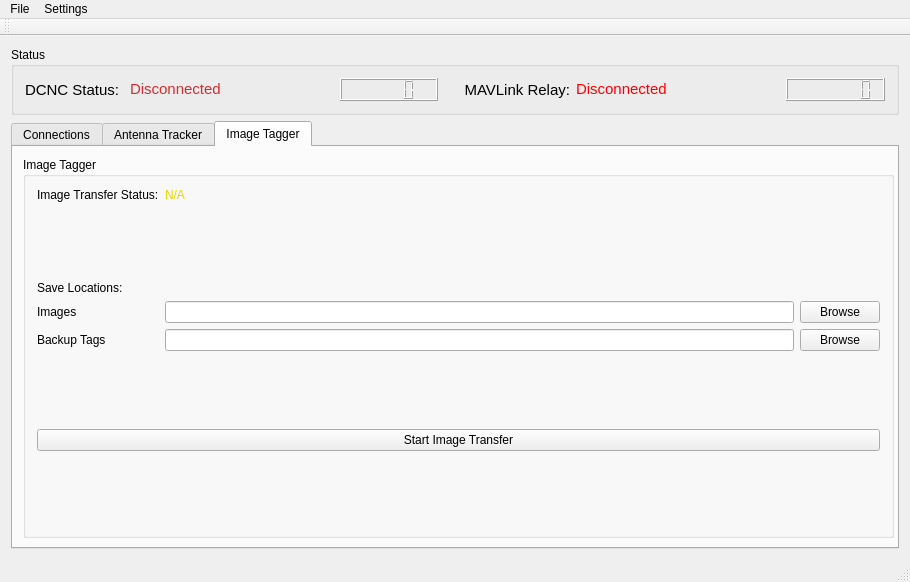
Old version of the form gcomcontroller.ui in the repository ubcuas/GCOM.
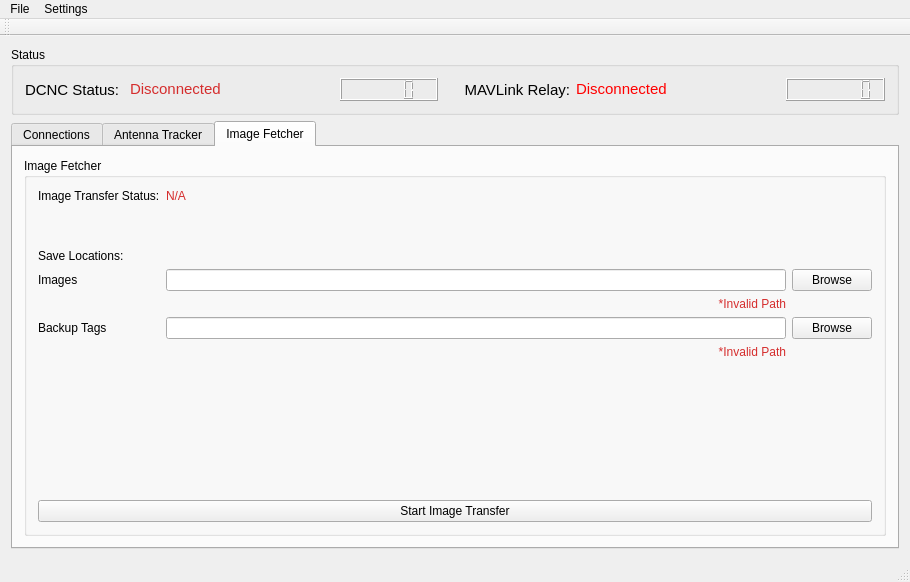
New version of the form.

Commit message:
Renamed tagger to fetcher and improved path validation
Renamed all image tagger to image fetcher
Added path validation after browsing for a folder
Changed fetcher to allow for image fetcher class and mavlink image
fetcher class

Patch:
```diff
--- a/gcomcontroller.ui
+++ b/gcomcontroller.ui
@@ -540,17 +540,11 @@
       </widget>
       <widget class="QWidget" name="imageTaggerTab">
        <attribute name="title">
-        <string>Image Tagger</string>
+        <string>Image Fetcher</string>
        </attribute>
-       <widget class="QGroupBox" name="taggerGroup">
-        <property name="geometry">
-         <rect>
-          <x>10</x>
-          <y>10</y>
-          <width>871</width>
-          <height>381</height>
-         </rect>
-        </property>
+       <layout class="QGridLayout" name="gridLayout_8">
+        <item row="0" column="0">
+         <widget class="QGroupBox" name="fetcherGroup">
         <property name="sizePolicy">
          <sizepolicy hsizetype="Preferred" vsizetype="Preferred">
           <horstretch>0</horstretch>
@@ -558,37 +552,58 @@
          </sizepolicy>
         </property>
         <property name="title">
-         <string>Image Tagger</string>
-        </property>
-        <layout class="QGridLayout" name="gridLayout_2" rowstretch="0,0,0,0,0,0,0,0">
-         <item row="0" column="1">
-          <widget class="QLabel" name="taggerStatusField">
+           <string>Image Fetcher</string>
+          </property>
+          <layout class="QGridLayout" name="gridLayout_2" rowstretch="0,0,0,0,0,0,0,0,0">
+           <item row="4" column="1">
+            <widget class="QLabel" name="fetcherPathImagesInvalidLabel">
+             <property name="enabled">
+              <bool>true</bool>
+             </property>
+             <property name="sizePolicy">
+              <sizepolicy hsizetype="Preferred" vsizetype="Fixed">
+               <horstretch>0</horstretch>
+               <verstretch>0</verstretch>
+              </sizepolicy>
+             </property>
            <property name="text">
-            <string>&lt;html&gt;&lt;head/&gt;&lt;body&gt;&lt;p&gt;&lt;span style=&quot; color:#eed202;&quot;&gt;N/A&lt;/span&gt;&lt;/p&gt;&lt;/body&gt;&lt;/html&gt;</string>
+              <string>&lt;html&gt;&lt;head/&gt;&lt;body&gt;&lt;p&gt;&lt;span style=&quot; color:#d52d2d;&quot;&gt;*Invalid Path&lt;/span&gt;&lt;/p&gt;&lt;/body&gt;&lt;/html&gt;</string>
+             </property>
+             <property name="alignment">
+              <set>Qt::AlignRight|Qt::AlignTrailing|Qt::AlignVCenter</set>
+             </property>
+            </widget>
+           </item>
+           <item row="5" column="2">
+            <widget class="QPushButton" name="fetcherPathTagsButton">
+             <property name="sizePolicy">
+              <sizepolicy hsizetype="Minimum" vsizetype="Fixed">
+               <horstretch>0</horstretch>
+               <verstretch>0</verstretch>
+              </sizepolicy>
+             </property>
+             <property name="text">
+              <string>Browse</string>
            </property>
           </widget>
          </item>
          <item row="3" column="1">
-          <widget class="QLineEdit" name="taggerLocationImagesField">
+            <widget class="QLineEdit" name="fetcherPathImagesField">
+             <property name="enabled">
+              <bool>true</bool>
+             </property>
            <property name="sizePolicy">
-            <sizepolicy hsizetype="Expanding" vsizetype="Preferred">
+              <sizepolicy hsizetype="Preferred" vsizetype="Preferred">
              <horstretch>0</horstretch>
              <verstretch>0</verstretch>
             </sizepolicy>
            </property>
           </widget>
          </item>
-         <item row="4" column="2">
-          <widget class="QPushButton" name="taggerLocationTagsButton">
+           <item row="0" column="1">
+            <widget class="QLabel" name="fetcherStatusField">
            <property name="text">
-            <string>Browse</string>
-           </property>
-          </widget>
-         </item>
-         <item row="4" column="0">
-          <widget class="QLabel" name="taggerLocationTagsLabel">
-           <property name="text">
-            <string>Backup Tags</string>
+              <string>&lt;html&gt;&lt;head/&gt;&lt;body&gt;&lt;p&gt;&lt;span style=&quot; color:#d52d2d;&quot;&gt;N/A&lt;/span&gt;&lt;/p&gt;&lt;/body&gt;&lt;/html&gt;</string>
            </property>
           </widget>
          </item>
@@ -608,25 +623,24 @@
            </property>
           </widget>
          </item>
-         <item row="3" column="2">
-          <widget class="QPushButton" name="taggerLocationImagesButton">
-           <property name="text">
-            <string>Browse</string>
-           </property>
-          </widget>
-         </item>
          <item row="2" column="0">
           <widget class="QLabel" name="taggerLocationLabel">
            <property name="enabled">
             <bool>true</bool>
            </property>
+             <property name="sizePolicy">
+              <sizepolicy hsizetype="Preferred" vsizetype="Preferred">
+               <horstretch>0</horstretch>
+               <verstretch>0</verstretch>
+              </sizepolicy>
+             </property>
            <property name="text">
             <string>Save Locations:</string>
            </property>
           </widget>
          </item>
-         <item row="6" column="0" colspan="3">
-          <widget class="QPushButton" name="taggerImageTransferButton">
+           <item row="8" column="0" colspan="3">
+            <widget class="QPushButton" name="fetcherImageTransferButton">
            <property name="sizePolicy">
             <sizepolicy hsizetype="Preferred" vsizetype="Preferred">
              <horstretch>0</horstretch>
@@ -638,6 +652,19 @@
            </property>
           </widget>
          </item>
+           <item row="3" column="2">
+            <widget class="QPushButton" name="fetcherPathImagesButton">
+             <property name="sizePolicy">
+              <sizepolicy hsizetype="Preferred" vsizetype="Fixed">
+               <horstretch>0</horstretch>
+               <verstretch>0</verstretch>
+              </sizepolicy>
+             </property>
+             <property name="text">
+              <string>Browse</string>
+             </property>
+            </widget>
+           </item>
          <item row="3" column="0">
           <widget class="QLabel" name="taggerLocationImagesLabel">
            <property name="text">
@@ -645,8 +672,24 @@
            </property>
           </widget>
          </item>
-         <item row="4" column="1">
-          <widget class="QLineEdit" name="taggerLocationTagsField">
+           <item row="7" column="0">
+            <spacer name="verticalSpacer_4">
+             <property name="orientation">
+              <enum>Qt::Vertical</enum>
+             </property>
+             <property name="sizeType">
+              <enum>QSizePolicy::Expanding</enum>
+             </property>
+             <property name="sizeHint" stdset="0">
+              <size>
+               <width>20</width>
+               <height>40</height>
+              </size>
+             </property>
+            </spacer>
+           </item>
+           <item row="5" column="1">
+            <widget class="QLineEdit" name="fetcherPathTagsField">
            <property name="sizePolicy">
             <sizepolicy hsizetype="Expanding" vsizetype="Preferred">
              <horstretch>0</horstretch>
@@ -660,21 +703,8 @@
            <property name="orientation">
             <enum>Qt::Vertical</enum>
            </property>
-           <property name="sizeHint" stdset="0">
-            <size>
-             <width>20</width>
-             <height>40</height>
-            </size>
-           </property>
-          </spacer>
-         </item>
-         <item row="7" column="0">
-          <spacer name="verticalSpacer_6">
-           <property name="orientation">
-            <enum>Qt::Vertical</enum>
-           </property>
            <property name="sizeType">
-            <enum>QSizePolicy::Expanding</enum>
+              <enum>QSizePolicy::Minimum</enum>
            </property>
            <property name="sizeHint" stdset="0">
             <size>
@@ -684,26 +714,33 @@
            </property>
           </spacer>
          </item>
+           <item row="6" column="1">
+            <widget class="QLabel" name="fetcherPathTagsInvalidLabel">
+             <property name="enabled">
+              <bool>true</bool>
+             </property>
+             <property name="autoFillBackground">
+              <bool>false</bool>
+             </property>
+             <property name="text">
+              <string>&lt;html&gt;&lt;head/&gt;&lt;body&gt;&lt;p&gt;&lt;span style=&quot; color:#d52d2d;&quot;&gt;*Invalid Path&lt;/span&gt;&lt;/p&gt;&lt;/body&gt;&lt;/html&gt;</string>
+             </property>
+             <property name="alignment">
+              <set>Qt::AlignRight|Qt::AlignTrailing|Qt::AlignVCenter</set>
+             </property>
+            </widget>
+           </item>
          <item row="5" column="0">
-          <spacer name="verticalSpacer_4">
-           <property name="orientation">
-            <enum>Qt::Vertical</enum>
-           </property>
-           <property name="sizeType">
-            <enum>QSizePolicy::Expanding</enum>
-           </property>
-           <property name="sizeHint" stdset="0">
-            <size>
-             <width>20</width>
-             <height>40</height>
-            </size>
-           </property>
-          </spacer>
+            <widget class="QLabel" name="fetcherPathTagsLabel">
+             <property name="text">
+              <string>Backup Tags</string>
+             </property>
+            </widget>
          </item>
         </layout>
        </widget>
-       <zorder>taggerGroup</zorder>
-       <zorder>verticalSpacer_8</zorder>
+        </item>
+       </layout>
       </widget>
      </widget>
     </item>
```
Left out of the diff: 8 changed lines with no effect on the pictures. Lines whose indentation alone changed are shown as unchanged. The commit also changes 4 other files.
